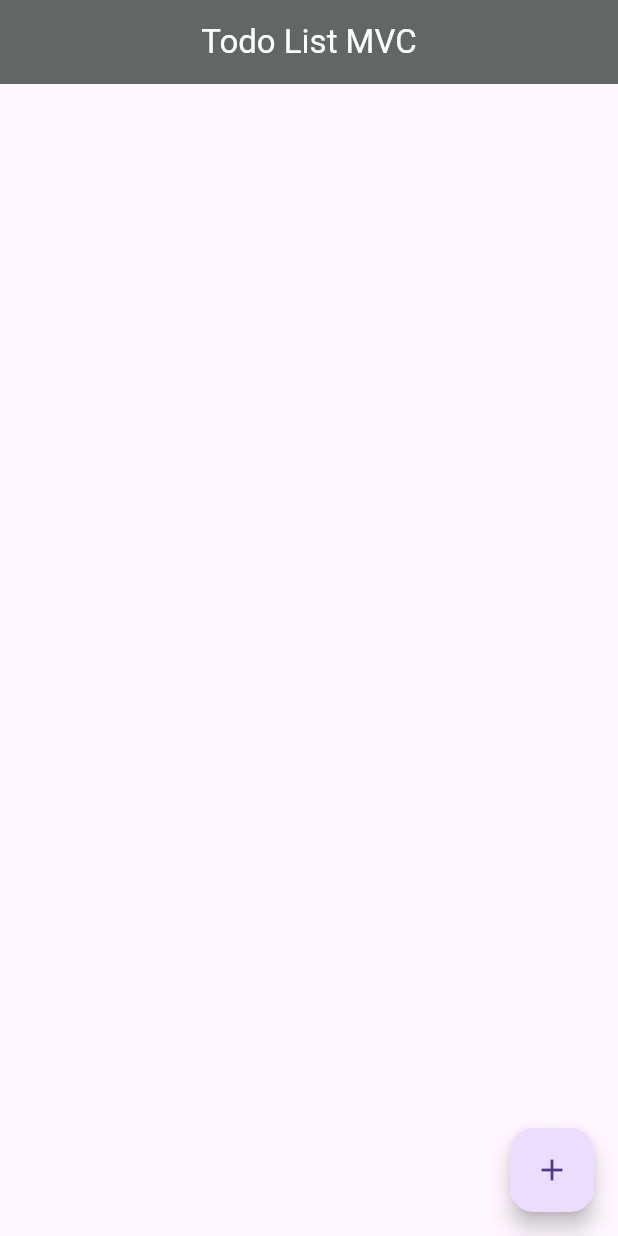
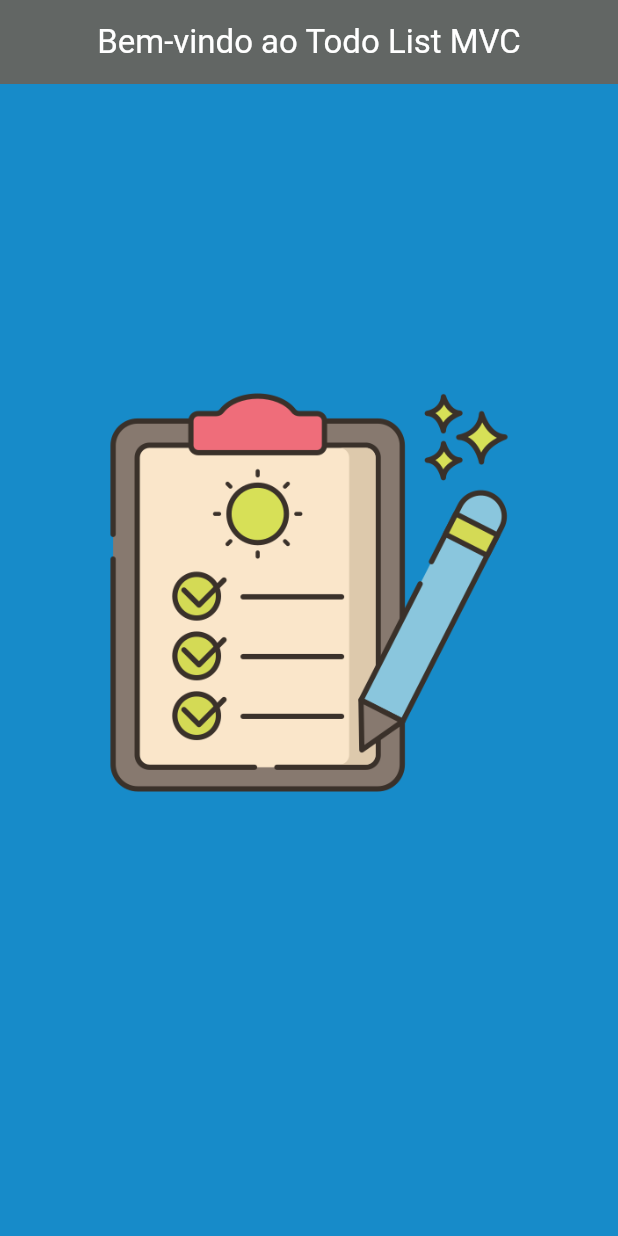
Before and after one commit to HektorTI/mvc_todo_list, a Flutter app: the first screen one second after launch, on a phone screen of 412 x 824 dp. Run offline on Flutter 3.47's test engine with Material 3 defaults, Android fonts, the phone set to English and light mode, and no system bars.

Commit message:
splash screen page add

```diff
--- a/lib/main.dart
+++ b/lib/main.dart
@@ -1,5 +1,5 @@
 import 'package:flutter/material.dart';
-import 'view/home_page_todolist.dart';
+import 'package:mvc_todo_list/view/splash_screen.dart';
 
 void main() {
   runApp(const MyApp());
@@ -11,10 +11,9 @@ class MyApp extends StatelessWidget {
   @override
   Widget build(BuildContext context) {
     return MaterialApp(
-      title: 'Todo List MVC',
       theme: ThemeData(),
       debugShowCheckedModeBanner: false,
-      home: const TodoListView(),
+      home: const SplashScreen(),
     );
   }
 }
--- /dev/null
+++ b/lib/view/splash_screen.dart
@@ -0,0 +1,52 @@
+// ignore_for_file: library_private_types_in_public_api
+
+import 'dart:async';
+import 'package:flutter/material.dart';
+import 'package:mvc_todo_list/view/home_page_todolist.dart';
+
+class SplashScreen extends StatefulWidget {
+  const SplashScreen({super.key});
+
+  @override
+  _SplashScreenState createState() => _SplashScreenState();
+}
+
+class _SplashScreenState extends State<SplashScreen> {
+  @override
+  void initState() {
+    super.initState();
+    Timer(
+      const Duration(seconds: 5),
+      () => Navigator.of(context).pushReplacement(
+        // Navega para a tela principal após a duração
+        MaterialPageRoute(builder: (context) => const TodoListView()),
+      ),
+    );
+  }
+
+  @override
+  Widget build(BuildContext context) {
+    return Scaffold(
+      appBar: AppBar(
+        title: const Text('Bem-vindo ao Todo List MVC', style: TextStyle(color: Colors.white)),
+        centerTitle: true,
+        backgroundColor: const Color.fromARGB(255, 98, 102, 100),
+      ),
+      backgroundColor: const Color.fromARGB(255, 23, 139, 201),
+      body: Center(
+        child: Column(
+          mainAxisAlignment: MainAxisAlignment.center,
+          crossAxisAlignment: CrossAxisAlignment.center,
+          children: <Widget>[
+            Image.asset(
+              'assets/images/splash_image.png',
+              width: 300,
+              height: 300,
+            ),
+            const SizedBox(height: 90.0),
+          ],
+        ),
+      ),
+    );
+  }
+}
```
Also changed, not shown: pubspec.yaml (+3 -4 lines), assets/images/splash_image.png (added), 2 other files.
